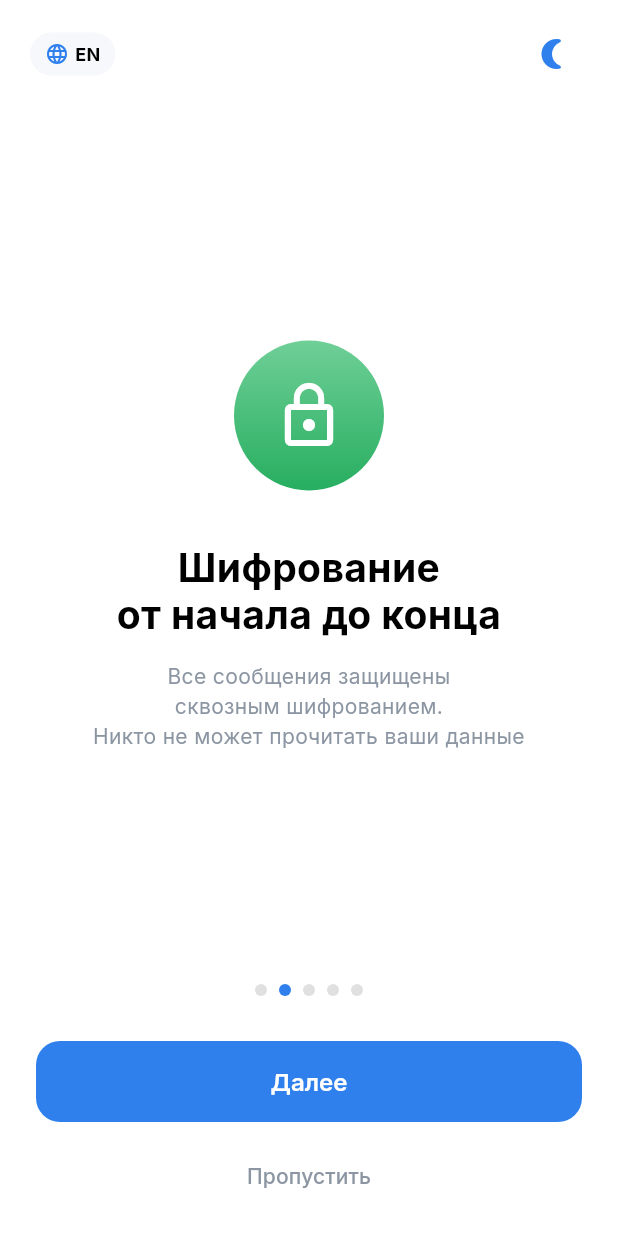
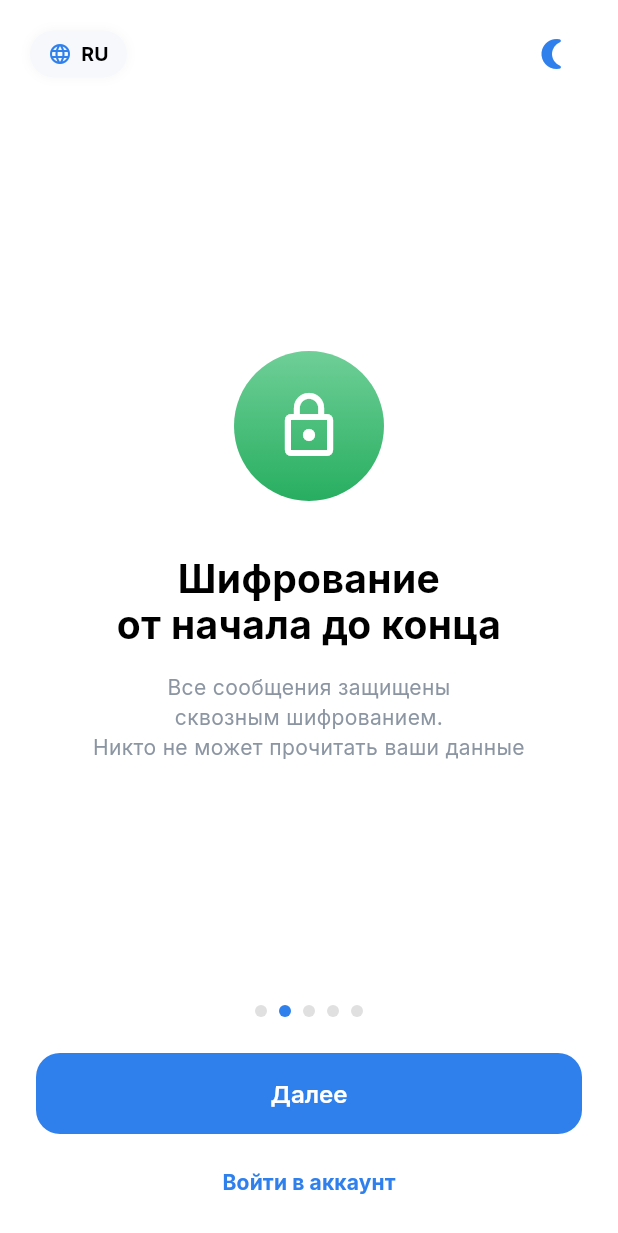
Before and after one commit to vectoramir27-svg/-, a Flutter app: the screen it shows after launch, swiped to page 2, on a phone screen of 412 x 824 dp. Shown: the top 1233 px of the screen. Run offline on Flutter 3.47's test engine with Material 3 defaults, Android fonts, the phone set to English and light mode, and no system bars; our stand-ins replace flutter_secure_storage, google_fonts, local_auth, shared_preferences; missing offline and left inert: screen_protector.

Commit message:
Update onboarding_screen.dart

```diff
--- a/lib/features/onboarding/screens/onboarding_screen.dart
+++ b/lib/features/onboarding/screens/onboarding_screen.dart
@@ -1,6 +1,8 @@
 import 'package:flutter/material.dart';
 import '../../../core/constants/app_colors.dart';
+import '../../../core/services/app_state.dart';
 import '../../auth/screens/username_screen.dart';
+import '../../auth/screens/login_screen.dart';
 
 class OnboardingScreen extends StatefulWidget {
   const OnboardingScreen({super.key});
@@ -12,43 +14,51 @@ class OnboardingScreen extends StatefulWidget {
 class _OnboardingScreenState extends State<OnboardingScreen> {
   final PageController _controller = PageController();
   int _currentPage = 0;
-  String _selectedLang = 'EN';
-  bool _isDarkMode = false;
 
   final List<Map<String, dynamic>> _pages = [
     {
       'icon': Icons.flash_on,
       'gradient': AppColors.bluePurpleGradient,
       'title': 'Добро пожаловать\nв Speakly',
+      'title_en': 'Welcome to\nSpeakly',
       'desc': 'Мессенджер нового поколения\nс максимальной конфиденциальностью',
+      'desc_en': 'Next-generation messenger\nwith maximum privacy',
       'letter': 'S'
     },
     {
       'icon': Icons.lock_outline,
       'gradient': AppColors.shieldGradient,
       'title': 'Шифрование\nот начала до конца',
+      'title_en': 'End-to-End\nEncryption',
       'desc': 'Все сообщения защищены\nсквозным шифрованием.\nНикто не может прочитать ваши данные',
+      'desc_en': 'All messages are protected.\nNo one can read your private data',
       'letter': null
     },
     {
       'icon': Icons.visibility_off_outlined,
       'gradient': AppColors.ghostGradient,
       'title': 'Ghost Mode',
+      'title_en': 'Ghost Mode',
       'desc': 'Станьте невидимым.\nНикто не узнает, что вы онлайн,\nчитаете сообщения или печатаете',
+      'desc_en': 'Become invisible.\nNo one sees your online or typing status',
       'letter': null
     },
     {
       'icon': Icons.local_fire_department_outlined,
       'gradient': AppColors.fenixGradient,
       'title': 'Протокол Fenix',
+      'title_en': 'Fenix Protocol',
       'desc': 'Одно нажатие — и все ваши данные\nбудут безвозвратно удалены\nс наших серверов',
+      'desc_en': 'One tap and all your data\nwill be permanently destroyed',
       'letter': null
     },
     {
       'icon': Icons.fingerprint,
       'gradient': AppColors.bluePurpleGradient,
       'title': 'SpeaklyID',
+      'title_en': 'SpeaklyID',
       'desc': 'Никаких телефонов и почты.\nТолько ваш уникальный SpeaklyID\nи PIN-код для входа',
+      'desc_en': 'No phone number or email required.\nOnly unique SpeaklyID & PIN',
       'letter': null
     },
   ];
@@ -65,47 +75,52 @@ class _OnboardingScreenState extends State<OnboardingScreen> {
   }
 
   void _goToRegister() {
-    Navigator.of(context).pushReplacement(
+    Navigator.of(context).push(
       MaterialPageRoute(builder: (_) => const UsernameScreen()),
+    );
+  }
+
+  void _goToLogin() {
+    Navigator.of(context).push(
+      MaterialPageRoute(builder: (_) => const LoginScreen()),
     );
   }
 
   @override
   Widget build(BuildContext context) {
+    final appState = AppState();
+    final isRu = appState.currentLocale == 'RU';
+
     return Scaffold(
       body: SafeArea(
         child: Column(
           children: [
-            // Верхняя панель переключателей Языка и Темы
             Padding(
               padding: const EdgeInsets.symmetric(horizontal: 20, vertical: 12),
               child: Row(
                 mainAxisAlignment: MainAxisAlignment.spaceBetween,
                 children: [
                   GestureDetector(
-                    onTap: () {
-                      setState(() {
-                        _selectedLang = _selectedLang == 'EN' ? 'RU' : 'EN';
-                      });
-                    },
+                    onTap: () => setState(() => appState.toggleLocale()),
                     child: Container(
-                      padding: const EdgeInsets.symmetric(horizontal: 10, vertical: 6),
+                      padding: const EdgeInsets.symmetric(horizontal: 12, vertical: 6),
                       decoration: BoxDecoration(
-                        color: AppColors.cardLight,
+                        color: Theme.of(context).cardColor,
                         borderRadius: BorderRadius.circular(20),
+                        boxShadow: [BoxShadow(color: Colors.black.withOpacity(0.04), blurRadius: 6)],
                       ),
                       child: Row(
                         children: [
                           const Icon(Icons.language, size: 16, color: AppColors.primaryBlue),
-                          const SizedBox(width: 4),
-                          Text(_selectedLang, style: const TextStyle(fontWeight: FontWeight.bold, fontSize: 12)),
+                          const SizedBox(width: 6),
+                          Text(appState.currentLocale, style: const TextStyle(fontWeight: FontWeight.bold, fontSize: 13)),
                         ],
                       ),
                     ),
                   ),
                   IconButton(
-                    icon: Icon(_isDarkMode ? Icons.wb_sunny_outlined : Icons.nightlight_round, color: AppColors.primaryBlue),
-                    onPressed: () => setState(() => _isDarkMode = !_isDarkMode),
+                    icon: Icon(appState.isDarkMode ? Icons.wb_sunny_outlined : Icons.nightlight_round, color: AppColors.primaryBlue),
+                    onPressed: () => setState(() => appState.toggleTheme()),
                   )
                 ],
               ),
@@ -117,6 +132,9 @@ class _OnboardingScreenState extends State<OnboardingScreen> {
                 itemCount: _pages.length,
                 itemBuilder: (ctx, idx) {
                   final item = _pages[idx];
+                  final title = isRu ? item['title'] : item['title_en'];
+                  final desc = isRu ? item['desc'] : item['desc_en'];
+
                   return Padding(
                     padding: const EdgeInsets.symmetric(horizontal: 28),
                     child: Column(
@@ -139,13 +157,13 @@ class _OnboardingScreenState extends State<OnboardingScreen> {
                         ),
                         const SizedBox(height: 36),
                         Text(
-                          item['title'],
+                          title,
                           textAlign: TextAlign.center,
                           style: const TextStyle(fontSize: 26, fontWeight: FontWeight.bold, height: 1.2),
                         ),
                         const SizedBox(height: 16),
                         Text(
-                          item['desc'],
+                          desc,
                           textAlign: TextAlign.center,
                           style: const TextStyle(fontSize: 14, color: AppColors.textGray, height: 1.4),
                         ),
@@ -155,7 +173,6 @@ class _OnboardingScreenState extends State<OnboardingScreen> {
                 },
               ),
             ),
-            // Индикаторы страниц (точки)
             Row(
               mainAxisAlignment: MainAxisAlignment.center,
               children: List.generate(_pages.length, (idx) {
@@ -170,23 +187,27 @@ class _OnboardingScreenState extends State<OnboardingScreen> {
                 );
               }),
             ),
-            const SizedBox(height: 30),
+            const SizedBox(height: 24),
             Padding(
               padding: const EdgeInsets.symmetric(horizontal: 24),
-              child: ElevatedButton(
-                onPressed: _nextPage,
-                child: Text(_currentPage == _pages.length - 1 ? 'Начать' : 'Далее'),
+              child: Column(
+                children: [
+                  ElevatedButton(
+                    onPressed: _nextPage,
+                    child: Text(_currentPage == _pages.length - 1 ? appState.tr('start') : appState.tr('next')),
+                  ),
+                  const SizedBox(height: 8),
+                  TextButton(
+                    onPressed: _goToLogin,
+                    child: Text(
+                      appState.tr('login_btn'),
+                      style: const TextStyle(fontWeight: FontWeight.bold, color: AppColors.primaryBlue),
+                    ),
+                  ),
+                ],
               ),
             ),
             const SizedBox(height: 12),
-            if (_currentPage < _pages.length - 1)
-              TextButton(
-                onPressed: _goToRegister,
-                child: const Text('Пропустить', style: TextStyle(color: AppColors.textGray, fontSize: 14)),
-              )
-            else
-              const SizedBox(height: 48),
-            const SizedBox(height: 16),
           ],
         ),
       ),
```
